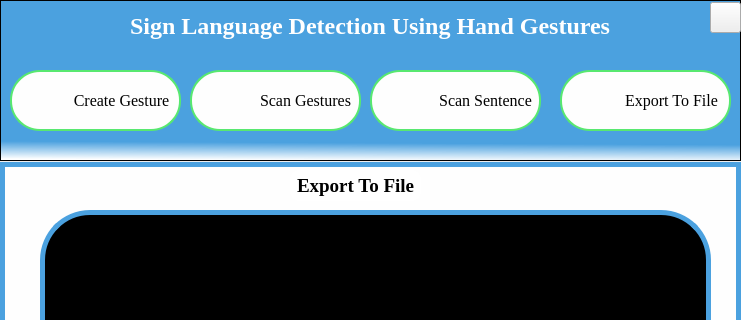
The window that Source Code/UI_Files/export.UI (shadabsk/Sign-Language-Recognition-Using-Hand-Gestures-Keras-PyQT5-OpenCV) describes before a commit, drawn with Qt 5; both pictures show x 0 to 741 and y 0 to 320 of the 741 by 642 pixel window.
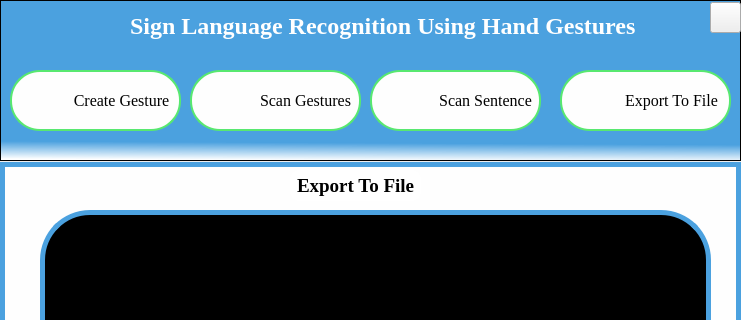
The same window after the commit. Icons and pictures are not drawn.

Commit message: updated UI Files and reformatted the design

Diff of the .ui file:
```diff
--- a/Source Code/UI_Files/export.UI
+++ b/Source Code/UI_Files/export.UI
@@ -140,7 +140,7 @@
      <rect>
       <x>130</x>
       <y>10</y>
-      <width>491</width>
+      <width>521</width>
       <height>31</height>
      </rect>
     </property>
@@ -156,7 +156,7 @@
      <string notr="true">color:white;</string>
     </property>
     <property name="text">
-     <string>Sign Language Detection Using Hand Gestures</string>
+     <string>Sign Language Recognition Using Hand Gestures</string>
     </property>
    </widget>
    <widget class="QPushButton" name="create">
```
The commit also changes 4 other files.
